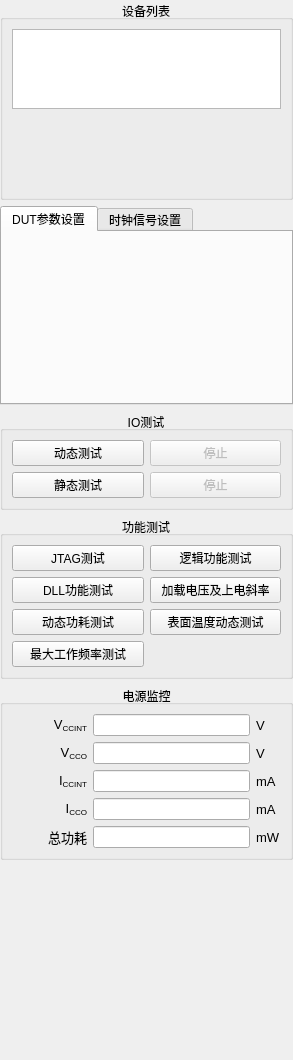
Before: the Qt Designer form xqv300/soft/zebra-scope/ControlPanel.ui in Quenii/ADCEVM, drawn with Qt 5.
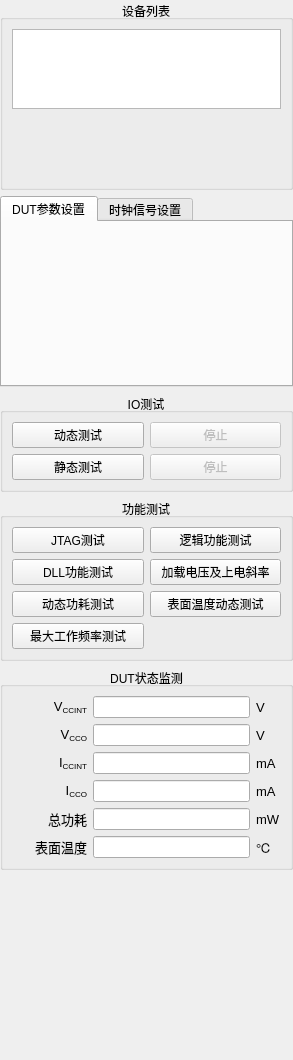
After: the same form once the commit is applied. Custom widgets are drawn as their Qt base class.

```diff
--- a/xqv300/soft/zebra-scope/ControlPanel.ui
+++ b/xqv300/soft/zebra-scope/ControlPanel.ui
@@ -288,7 +288,7 @@
    <item>
     <widget class="QGroupBox" name="groupBox_4">
      <property name="title">
-      <string>电源监控</string>
+      <string>DUT状态监测</string>
      </property>
      <property name="alignment">
       <set>Qt::AlignCenter</set>
@@ -434,7 +434,7 @@
           </property>
          </widget>
         </item>
-        <item row="5" column="0">
+        <item row="6" column="0">
          <spacer name="horizontalSpacer_13">
           <property name="orientation">
            <enum>Qt::Horizontal</enum>
@@ -450,7 +450,7 @@
           </property>
          </spacer>
         </item>
-        <item row="5" column="2">
+        <item row="6" column="2">
          <spacer name="horizontalSpacer_14">
           <property name="orientation">
            <enum>Qt::Horizontal</enum>
@@ -552,6 +552,49 @@
           </property>
          </widget>
         </item>
+        <item row="5" column="1">
+         <widget class="QLineEdit" name="temperatureLineEdit">
+          <property name="sizePolicy">
+           <sizepolicy hsizetype="Expanding" vsizetype="Fixed">
+            <horstretch>0</horstretch>
+            <verstretch>0</verstretch>
+           </sizepolicy>
+          </property>
+         </widget>
+        </item>
+        <item row="5" column="2">
+         <widget class="QLabel" name="labl_36">
+          <property name="font">
+           <font>
+            <family>Arial</family>
+            <pointsize>10</pointsize>
+           </font>
+          </property>
+          <property name="text">
+           <string>℃</string>
+          </property>
+         </widget>
+        </item>
+        <item row="5" column="0">
+         <widget class="QLabel" name="labl_37">
+          <property name="font">
+           <font>
+            <family>Arial</family>
+            <pointsize>10</pointsize>
+           </font>
+          </property>
+          <property name="text">
+           <string>&lt;!DOCTYPE HTML PUBLIC &quot;-//W3C//DTD HTML 4.0//EN&quot; &quot;http://www.w3.org/TR/REC-html40/strict.dtd&quot;&gt;
+&lt;html&gt;&lt;head&gt;&lt;meta name=&quot;qrichtext&quot; content=&quot;1&quot; /&gt;&lt;style type=&quot;text/css&quot;&gt;
+p, li { white-space: pre-wrap; }
+&lt;/style&gt;&lt;/head&gt;&lt;body style=&quot; font-family:'Arial'; font-size:10pt; font-weight:400; font-style:normal;&quot;&gt;
+&lt;p style=&quot; margin-top:0px; margin-bottom:0px; margin-left:0px; margin-right:0px; -qt-block-indent:0; text-indent:0px;&quot;&gt;表面温度&lt;/p&gt;&lt;/body&gt;&lt;/html&gt;</string>
+          </property>
+          <property name="alignment">
+           <set>Qt::AlignRight|Qt::AlignTrailing|Qt::AlignVCenter</set>
+          </property>
+         </widget>
+        </item>
        </layout>
       </item>
      </layout>
```
